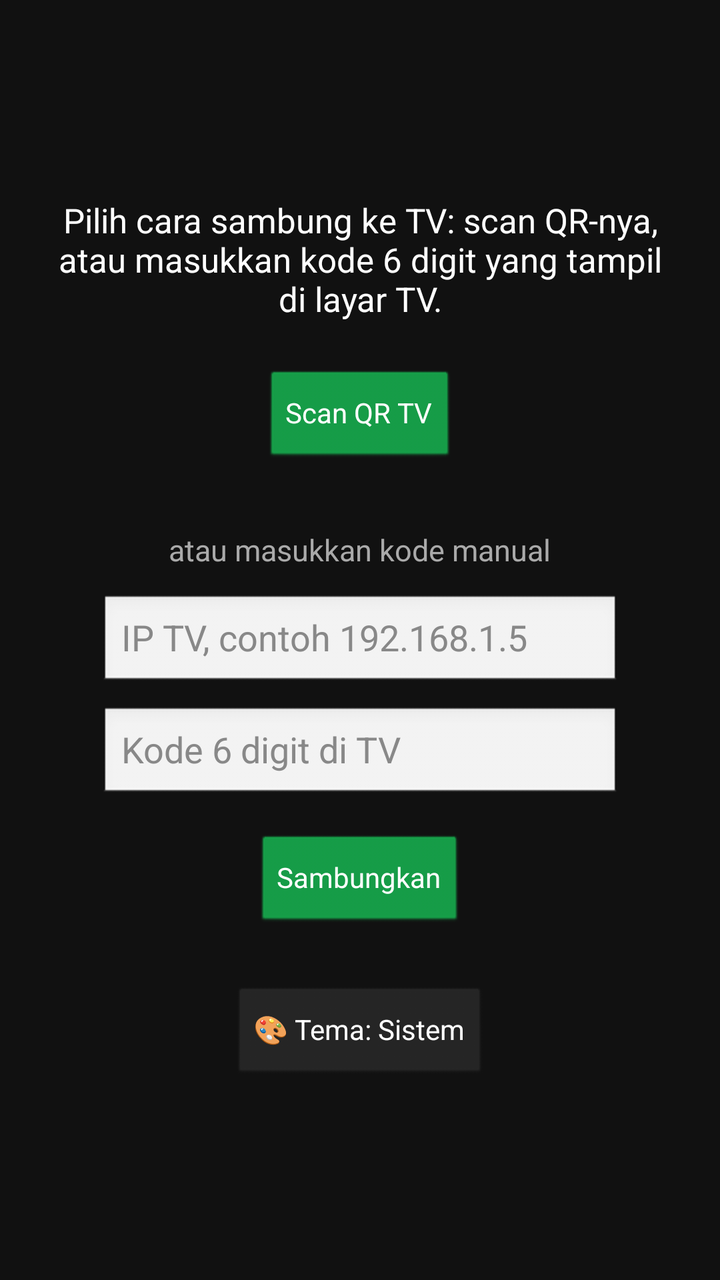
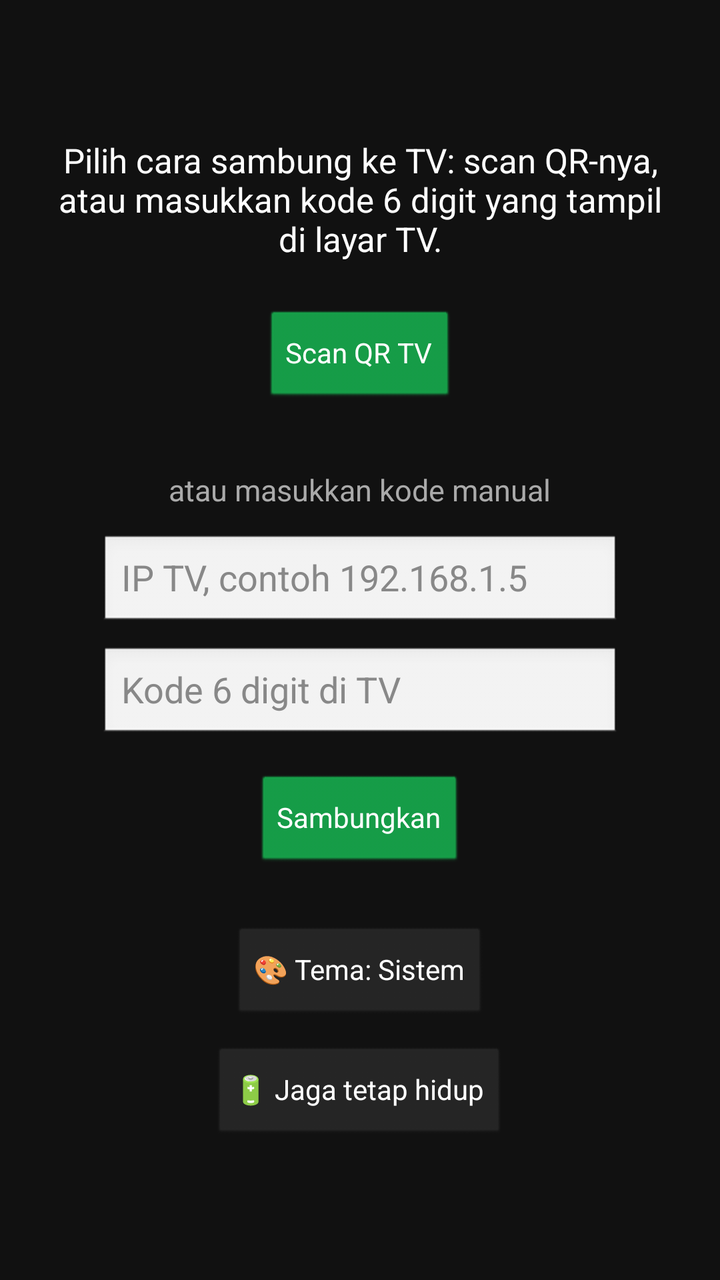

Compare the two renders of this Android layout. The source of the first and the diff that turns it into the second are given below.
<!-- AndroidManifest.xml: application theme Theme.Karaoke -->
<!-- res/layout/activity_main.xml -->
<?xml version="1.0" encoding="utf-8"?>
<FrameLayout xmlns:android="http://schemas.android.com/apk/res/android"
    android:id="@+id/root_view"
    android:layout_width="match_parent"
    android:layout_height="match_parent"
    android:background="#111111">

    <WebView
        android:id="@+id/webview"
        android:layout_width="match_parent"
        android:layout_height="match_parent"
        android:visibility="gone" />

    <LinearLayout
        android:id="@+id/scan_view"
        android:layout_width="match_parent"
        android:layout_height="match_parent"
        android:gravity="center"
        android:orientation="vertical"
        android:padding="24dp">

        <TextView
            android:id="@+id/scan_text"
            android:layout_width="wrap_content"
            android:layout_height="wrap_content"
            android:gravity="center"
            android:text="Pilih cara sambung ke TV: scan QR-nya, atau masukkan kode 6 digit yang tampil di layar TV."
            android:textColor="#FFFFFF"
            android:textSize="17sp" />

        <Button
            android:id="@+id/scan_btn"
            android:layout_width="wrap_content"
            android:layout_height="wrap_content"
            android:layout_marginTop="24dp"
            android:backgroundTint="#16A34A"
            android:text="Scan QR TV"
            android:textColor="#FFFFFF" />

        
        <TextView
            android:id="@+id/manual_label"
            android:layout_width="wrap_content"
            android:layout_height="wrap_content"
            android:layout_marginTop="32dp"
            android:text="atau masukkan kode manual"
            android:textColor="#AAAAAA"
            android:textSize="15sp" />

        <EditText
            android:id="@+id/manual_ip"
            android:layout_width="260dp"
            android:layout_height="wrap_content"
            android:layout_marginTop="12dp"
            android:hint="IP TV, contoh 192.168.1.5"
            android:inputType="textUri"
            android:textColor="#FFFFFF"
            android:textColorHint="#888888" />

        <EditText
            android:id="@+id/manual_code"
            android:layout_width="260dp"
            android:layout_height="wrap_content"
            android:layout_marginTop="8dp"
            android:hint="Kode 6 digit di TV"
            android:inputType="number"
            android:maxLength="6"
            android:textColor="#FFFFFF"
            android:textColorHint="#888888" />

        <Button
            android:id="@+id/manual_btn"
            android:layout_width="wrap_content"
            android:layout_height="wrap_content"
            android:layout_marginTop="16dp"
            android:backgroundTint="#16A34A"
            android:text="Sambungkan"
            android:textColor="#FFFFFF" />

        
        <Button
            android:id="@+id/theme_btn"
            android:layout_width="wrap_content"
            android:layout_height="wrap_content"
            android:layout_marginTop="28dp"
            android:backgroundTint="#262626"
            android:text="🎨 Tema: Sistem"
            android:textColor="#FFFFFF" />
    </LinearLayout>

</FrameLayout>
<!-- resources referenced by this layout -->
<resources>
  <style name="Theme.Karaoke" parent="@android:style/Theme.NoTitleBar">
          <item name="android:windowBackground">@color/black</item>
      </style>
  <color name="black">#000000</color>
</resources>

<!-- the commit's change to res/layout/activity_main.xml (unified diff, before → after) -->
@@ -86,6 +86,16 @@
             android:backgroundTint="#262626"
             android:text="🎨 Tema: Sistem"
             android:textColor="#FFFFFF" />
+
+        
+        <Button
+            android:id="@+id/battery_btn"
+            android:layout_width="wrap_content"
+            android:layout_height="wrap_content"
+            android:layout_marginTop="12dp"
+            android:backgroundTint="#262626"
+            android:text="🔋 Jaga tetap hidup"
+            android:textColor="#FFFFFF" />
     </LinearLayout>
 
 </FrameLayout>
